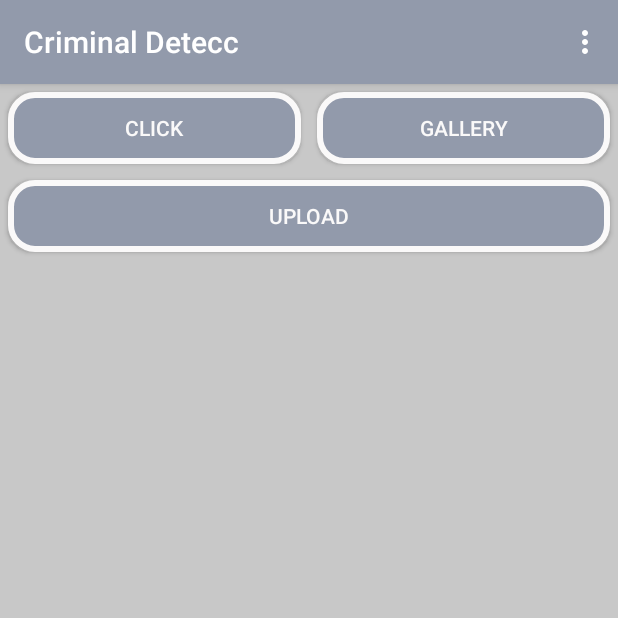
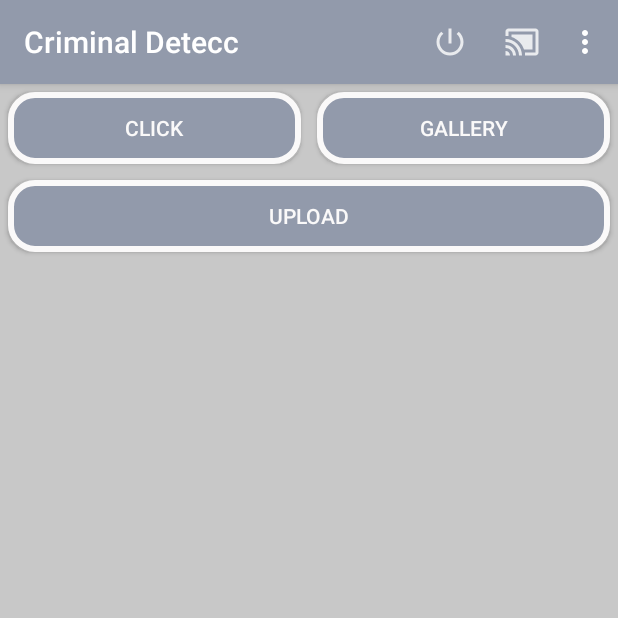
Before and after one commit to nivethsaran/criminal-tagging-system, an Android app: the MainActivity screen opened directly, with no data from a screen before it, on a phone screen of 412 x 824 dp, the top half of it. Run offline under Robolectric (Android 15) with nearby library versions, the phone set to English and light mode, and no system bars; our stand-ins replace Firebase (no records; nobody signed in at launch, a user with empty details on screens opened directly); pictures from the network do not load; 1 statement that could not run was skipped.

```diff
--- a/app/src/main/res/menu/taskbar_menu.xml
+++ b/app/src/main/res/menu/taskbar_menu.xml
@@ -1,22 +1,27 @@
 <?xml version="1.0" encoding="utf-8"?>
-<menu xmlns:android="http://schemas.android.com/apk/res/android">
+<menu xmlns:android="http://schemas.android.com/apk/res/android"
+    xmlns:app="http://schemas.android.com/apk/res-auto">
     <item
         android:id="@+id/logout"
         android:icon="@drawable/ic_logout"
+        app:showAsAction="ifRoom"
         android:title="Logout" />
     <item
         android:id="@+id/criminal_alert"
         android:icon="@drawable/ic_alert"
+        app:showAsAction="ifRoom"
         android:title="Alert" />
 
     <item
         android:id="@+id/settings"
         android:icon="@drawable/ic_settings"
+        app:showAsAction="ifRoom"
         android:title="Settings" />
 
     <item
         android:id="@+id/ic_track_locate"
         android:icon="@drawable/ic_track_locate"
+        app:showAsAction="ifRoom"
         android:title="Track alert" />
 
 </menu>
```
